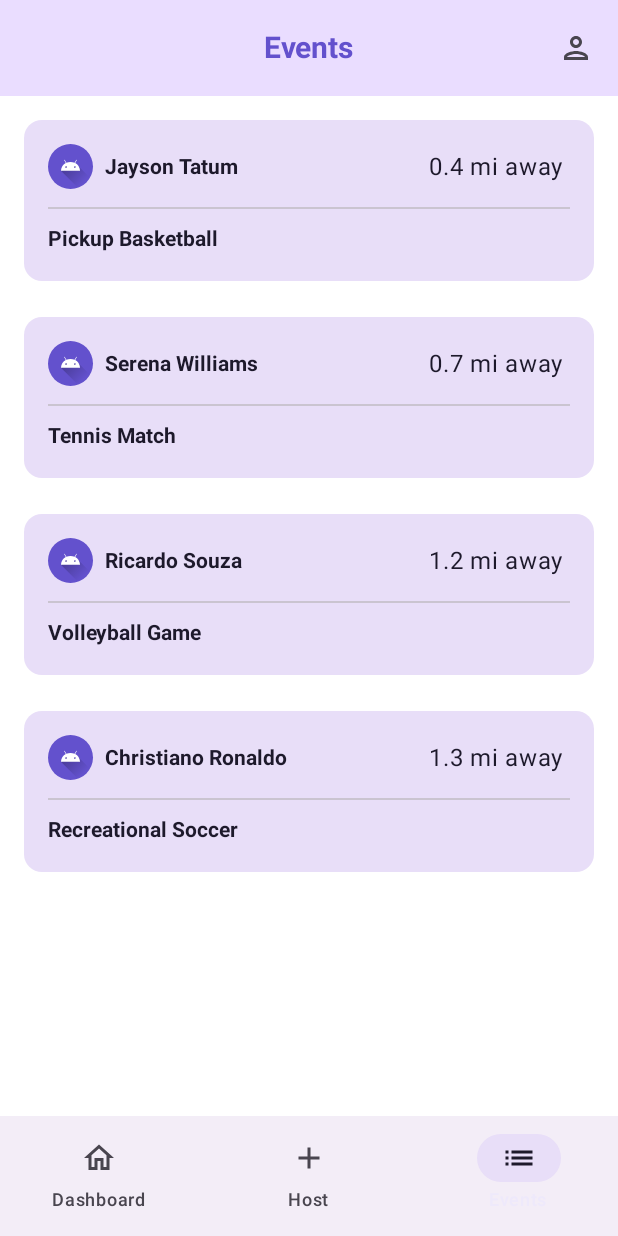
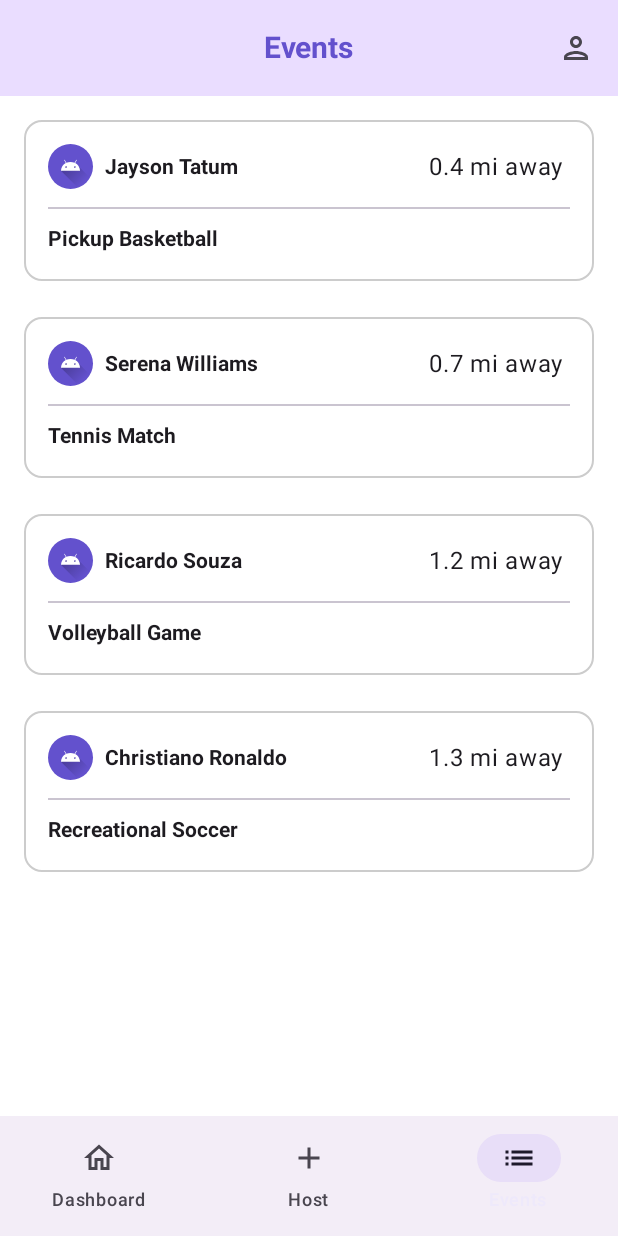
Before and after one commit to mustafataibah/InstaSport, an Android app built with Jetpack Compose: the DashboardScreen screen opened through its navigation route, item 3 of the bottom bar chosen, on a phone screen of 412 x 824 dp. Run offline under Robolectric (Android 15) with nearby library versions, the phone set to English and light mode, and no system bars; our stand-ins replace Firebase (no records; nobody signed in at launch, a user with empty details on screens opened directly), accompanist, livedata-compose; 1 statement that could not run was skipped.

Commit message:
dashboard ui, minor update to events ui

```diff
--- a/app/src/main/java/com/amt/instasport/ui/Navigation.kt
+++ b/app/src/main/java/com/amt/instasport/ui/Navigation.kt
@@ -79,7 +79,7 @@ fun AppNavigation(
             }
 
             // Main App Screens
-            composable("dashboard") { DashboardScreen(navController) }
+            composable("dashboard") { DashboardScreen(navController, userDataViewModel) }
             composable("host") { HostScreen(navController) }
             composable("events") { EventsScreen(navController) }
             composable("profile") { ProfileScreen(navController, userDataViewModel) }
--- a/app/src/main/java/com/amt/instasport/ui/view/DashboardScreen.kt
+++ b/app/src/main/java/com/amt/instasport/ui/view/DashboardScreen.kt
@@ -1,102 +1,251 @@
 package com.amt.instasport
 
+import androidx.compose.animation.animateContentSize
+import androidx.compose.foundation.Image
+import androidx.compose.foundation.background
 import androidx.compose.foundation.layout.*
 import androidx.compose.foundation.lazy.LazyRow
-import androidx.compose.foundation.lazy.itemsIndexed
-import androidx.compose.foundation.lazy.rememberLazyListState
+import androidx.compose.foundation.lazy.items
+import androidx.compose.foundation.shape.CircleShape
+import androidx.compose.foundation.shape.RoundedCornerShape
 import androidx.compose.material3.*
 import androidx.compose.runtime.*
+import androidx.compose.runtime.livedata.observeAsState
 import androidx.compose.ui.Alignment
 import androidx.compose.ui.Modifier
+import androidx.compose.ui.draw.scale
 import androidx.compose.ui.layout.ContentScale
+import androidx.compose.ui.layout.layout
+import androidx.compose.ui.res.painterResource
+import androidx.compose.ui.text.TextStyle
+import androidx.compose.ui.text.font.FontWeight
+import androidx.compose.ui.text.style.TextOverflow
 import androidx.compose.ui.tooling.preview.Preview
 import androidx.compose.ui.unit.dp
+import androidx.compose.ui.unit.sp
 import androidx.navigation.NavController
+import com.amt.instasport.ui.view.EventData
+import com.amt.instasport.viewmodel.UserDataViewModel
 
-
-import coil.compose.AsyncImage
-import kotlinx.coroutines.launch
-
-/*
-val images = listOf(
-    "https://cdn.pixabay.com/photo/2016/05/31/23/21/badminton-1428046_1280.jpg",
-    "https://media.istockphoto.com/id/1136997398/photo/blocking-an-offensive-player.jpg?s=1024x1024&w=is&k=20&c=p25an8WHz8CxoeZiP_UIChQ5D9A4fzinMmuUeQUB_Ck=",
-    "https://cdn.pixabay.com/photo/2015/05/26/00/48/basketball-784097_1280.jpg",
-    "https://cdn.pixabay.com/photo/2020/11/27/18/59/tennis-5782695_1280.jpg",
-    "https://cdn.pixabay.com/photo/2023/05/11/03/34/baseball-7985433_1280.jpg"
+data class SportItemData(
+    val sport: String,
+    val icon: Int
 )
 
 @Composable
-private fun CarouselSlider (images: List<String>) {
-    var index by remember { mutableIntStateOf(0) }
-    val scrollState = rememberLazyListState()
-    val coroutineScope = rememberCoroutineScope()
+fun DashboardScreen(navController: NavController? = null, userDataViewModel: UserDataViewModel) {
+    val currentUser by userDataViewModel.currentUserData.observeAsState()
 
-    LaunchedEffect(key1 = true, block = {
-        coroutineScope.launch {
-            if (index == images.size - 1) index = 0
-            else index++
-            scrollState.animateScrollToItem(index)
-        }
-    })
+    /* TODO: add vector graphics for sports */
+    val sportsList = listOf(
+        SportItemData("Tennis", R.drawable.tennis),
+        SportItemData("Volleyball", R.drawable.volleyball),
+        SportItemData("Badminton", R.drawable.badminton),
+        SportItemData("Basketball", R.drawable.basketball),
+    ).sortedBy { it.sport.first() }
 
-    Column (
-        modifier = Modifier.fillMaxWidth()
+    val eventsList = listOf(
+        EventData("Casual Badminton Match", "", "Barney D.", 0.4),
+        EventData("Competitive Volleyball Game", "", "Patrick S.", 0.7),
+        EventData("Local Soccer Match", "", "Charlie B.", 1.2),
+    )
+
+    Column(
+        modifier = Modifier
+            .fillMaxSize()
+            .padding(16.dp),
+        horizontalAlignment = Alignment.Start,
+        verticalArrangement = Arrangement.spacedBy(16.dp),
     ) {
-        Box (modifier = Modifier.padding(0.dp)) {
-            LazyRow (
-                modifier = Modifier.fillMaxSize(),
-                horizontalArrangement = Arrangement.spacedBy(16.dp)
-            ) {
-                itemsIndexed(images) {index, image ->
-                    Card (
-                        modifier = Modifier
-                            .height(300.dp)
-                            .padding(
-                                start = 16.dp
-                            ),
-                        elevation = CardDefaults.cardElevation(
-                            defaultElevation = 8.dp
+
+        Text (
+            text = "Hello ${currentUser?.name}",
+            //text = "Hello Andrew",
+            fontSize = 20.sp,
+            style = TextStyle(fontWeight = FontWeight.SemiBold),
+            modifier = Modifier.padding(horizontal = 8.dp)
+        )
+        Divider(modifier = Modifier.layout { measurable, constraints ->
+            val placeable = measurable.measure(constraints.copy(
+                maxWidth = constraints.maxWidth + 32.dp.roundToPx(),
+            ))
+            layout(placeable.width, placeable.height) {
+                placeable.place(0, 0)
+            }
+        })
+        Text (
+            text = "My Sports",
+            fontSize = 20.sp,
+            style = TextStyle(fontWeight = FontWeight.Normal),
+            modifier = Modifier.padding(horizontal = 8.dp)
+        )
+
+        LazyRow(
+            modifier = Modifier
+                .fillMaxWidth()
+                .layout { measurable, constraints ->
+                    val placeable = measurable.measure(
+                        constraints.copy(
+                            maxWidth = constraints.maxWidth + 32.dp.roundToPx(),
                         )
-                    ) {
-                        AsyncImage(
-                            model = image,
-                            contentDescription = "Image",
-                            contentScale = ContentScale.FillBounds,
-                            modifier = Modifier.width(300.dp))
+                    )
+                    layout(placeable.width, placeable.height) {
+                        placeable.place(0, 0)
                     }
-                }
+                },
+            contentPadding = PaddingValues(horizontal = 20.dp),
+            horizontalArrangement = Arrangement.spacedBy(20.dp),
+        ) {
+            items(sportsList) { sportItem ->
+                SportsItem(sportItem)
             }
         }
-    }
-}
-*/
 
-@Composable
-fun DashboardScreen(navController: NavController? = null) {
-    Column(
-        modifier =
-        Modifier
-            .fillMaxSize()
-            .padding(
-                top = 16.dp,
-                bottom = 16.dp,
-                start = 0.dp,
-                end = 0.dp
+        Divider(modifier = Modifier.layout { measurable, constraints ->
+            val placeable = measurable.measure(constraints.copy(
+                maxWidth = constraints.maxWidth + 32.dp.roundToPx(),
+            ))
+            layout(placeable.width, placeable.height) {
+                placeable.place(0, 0)
+            }
+        })
+
+        Text (
+            text = "Recommended Events",
+            fontSize = 20.sp,
+            style = TextStyle(fontWeight = FontWeight.SemiBold),
+            modifier = Modifier.padding(horizontal = 8.dp)
+        )
+
+        LazyRow(
+            modifier = Modifier
+                .fillMaxWidth()
+                .layout { measurable, constraints ->
+                    val placeable = measurable.measure(
+                        constraints.copy(
+                            maxWidth = constraints.maxWidth + 32.dp.roundToPx(),
+                        )
+                    )
+                    layout(placeable.width, placeable.height) {
+                        placeable.place(0, 0)
+                    }
+                },
+            contentPadding = PaddingValues(horizontal = 20.dp),
+            horizontalArrangement = Arrangement.spacedBy(20.dp),
+        ) {
+            items(eventsList) { event ->
+                EventItem(event)
+            }
+        }
+
+        Spacer(modifier = Modifier.padding(2.dp))
+
+        Text (
+            text = "Events Near Me",
+            fontSize = 20.sp,
+            style = TextStyle(fontWeight = FontWeight.SemiBold),
+            modifier = Modifier.padding(horizontal = 8.dp)
+        )
+
+        ElevatedCard (
+            modifier = Modifier
+                .padding(4.dp)
+                .fillMaxWidth()
+                .height(200.dp),
+            elevation = CardDefaults.cardElevation(
+                defaultElevation = 4.dp
             ),
-        horizontalAlignment = Alignment.CenterHorizontally,
-        verticalArrangement = Arrangement.Center,
-    ) {
-        Surface (
-            modifier = Modifier.fillMaxSize()
         ) {
-            // CarouselSlider(images)
+            /* TODO: maybe can implement Google Maps API here */
         }
     }
 }
 
+@Composable
+fun SportsItem(sportItem: SportItemData) {
+    Column (
+        modifier = Modifier.padding(0.dp),
+        horizontalAlignment = Alignment.CenterHorizontally,
+        verticalArrangement = Arrangement.Center
+    ) {
+        ElevatedCard(
+            modifier = Modifier.size(85.dp),
+            shape = RoundedCornerShape(28.dp),
+            elevation = CardDefaults.cardElevation(
+                defaultElevation = 4.dp
+            ),
+        ) {
+            Box(contentAlignment = Alignment.Center) {
+                Icon(
+                    painter = painterResource(id = sportItem.icon),
+                    contentDescription = sportItem.sport,
+                    modifier = Modifier.scale(0.25f)
+                )
+            }
+        }
+        Text (text = sportItem.sport,
+            modifier = Modifier.padding(top = 16.dp, bottom = 8.dp)
+        )
+    }
+}
+
+@Composable
+fun EventItem (event: EventData) {
+    val (title, _, author, _) = event
+
+    ElevatedCard (
+        modifier = Modifier.size(200.dp, 116.dp),
+        shape = RoundedCornerShape(20.dp),
+        elevation = CardDefaults.cardElevation(
+            defaultElevation = 4.dp
+        ),
+    ) {
+        Column(
+            modifier = Modifier
+                .padding(16.dp)
+                .animateContentSize(),
+        ) {
+            Row (
+                modifier = Modifier.fillMaxWidth(),
+                verticalAlignment = Alignment.CenterVertically
+            ) {
+                Box(
+                    modifier = Modifier
+                        .size(30.dp)
+                        .background(MaterialTheme.colorScheme.primary, shape = CircleShape)
+                ) {
+                    Image(
+                        painter = painterResource(id = R.drawable.ic_launcher_foreground),
+                        contentDescription = "User Avatar",
+                        modifier = Modifier.fillMaxSize(),
+                        contentScale = ContentScale.Crop
+                    )
+                }
+                Spacer(modifier = Modifier.padding(8.dp))
+                Text(
+                    text = author,
+                    style = TextStyle(fontWeight = FontWeight.Bold),
+                    fontSize = 18.sp,
+                )
+            }
+
+            Divider(modifier = Modifier.padding(vertical = 12.dp))
+
+            Text(
+                text = title,
+                style = TextStyle(fontWeight = FontWeight.Normal),
+                modifier = Modifier.fillMaxWidth(),
+                maxLines = 1,
+                overflow = TextOverflow.Ellipsis
+            )
+        }
+    }
+}
+
+/*
 @Preview(showBackground = true)
 @Composable
 fun PreviewDashboardScreen() {
     DashboardScreen()
 }
+*/
--- a/app/src/main/java/com/amt/instasport/ui/view/EventsScreen.kt
+++ b/app/src/main/java/com/amt/instasport/ui/view/EventsScreen.kt
@@ -1,6 +1,7 @@
 package com.amt.instasport.ui.view
 
 import androidx.compose.animation.animateContentSize
+import androidx.compose.foundation.BorderStroke
 import androidx.compose.foundation.Image
 import androidx.compose.foundation.background
 import androidx.compose.foundation.clickable
@@ -17,9 +18,9 @@ import androidx.compose.foundation.lazy.LazyColumn
 import androidx.compose.foundation.lazy.items
 import androidx.compose.foundation.shape.CircleShape
 import androidx.compose.material3.Button
+import androidx.compose.material3.Card
 import androidx.compose.material3.CardDefaults
 import androidx.compose.material3.Divider
-import androidx.compose.material3.ElevatedCard
 import androidx.compose.material3.MaterialTheme
 import androidx.compose.material3.OutlinedButton
 import androidx.compose.material3.Text
@@ -30,6 +31,7 @@ import androidx.compose.runtime.remember
 import androidx.compose.runtime.setValue
 import androidx.compose.ui.Alignment
 import androidx.compose.ui.Modifier
+import androidx.compose.ui.graphics.Color
 import androidx.compose.ui.layout.ContentScale
 import androidx.compose.ui.res.painterResource
 import androidx.compose.ui.text.TextStyle
@@ -44,17 +46,17 @@ data class EventData (
     val title: String,
     val description: String,
     val author: String,
-    val distance: String,
+    val distance: Double,
 )
 
 @Composable
 fun EventsScreen(navController: NavController? = null) {
     // Test data
     val eventsList = listOf(
-        EventData("Pickup Basketball", "Come play basketball with me!", "Jayson Tatum", "0.4"),
-        EventData("Tennis Match", "Let's play a few friendly sets!", "Serena Williams", "0.7"),
-        EventData("Volleyball Game", "Come play volleyball with my friends and I!", "Ricardo Souza", "1.2"),
-        EventData("Recreational Soccer", "Join us in a quick soccer game", "Christiano Ronaldo", "1.3"),
+        EventData("Pickup Basketball", "Come play basketball with me!", "Jayson Tatum", 0.4),
+        EventData("Tennis Match", "Let's play a few friendly sets!", "Serena Williams", 0.7),
+        EventData("Volleyball Game", "Come play volleyball with my friends and I!", "Ricardo Souza", 1.2),
+        EventData("Recreational Soccer", "Join us in a quick soccer game", "Christiano Ronaldo", 1.3),
     )
 
     Column(
@@ -80,13 +82,12 @@ fun EventItem(event: EventData) {
     val (title, description, author, distance) = event
     var isExpanded by remember { mutableStateOf(false) }
 
-    ElevatedCard(
-        elevation = CardDefaults.cardElevation(
-            defaultElevation = 0.dp
+    Card(
+        colors = CardDefaults.cardColors(
+            containerColor =
+                if (isExpanded) MaterialTheme.colorScheme.secondaryContainer else Color.White
         ),
-        colors = CardDefaults.cardColors(
-            containerColor = MaterialTheme.colorScheme.secondaryContainer,
-        ),
+        border = if (isExpanded) null else BorderStroke(1.dp, Color.LightGray),
         modifier = Modifier
             .padding(8.dp)
             .fillMaxWidth()
```
